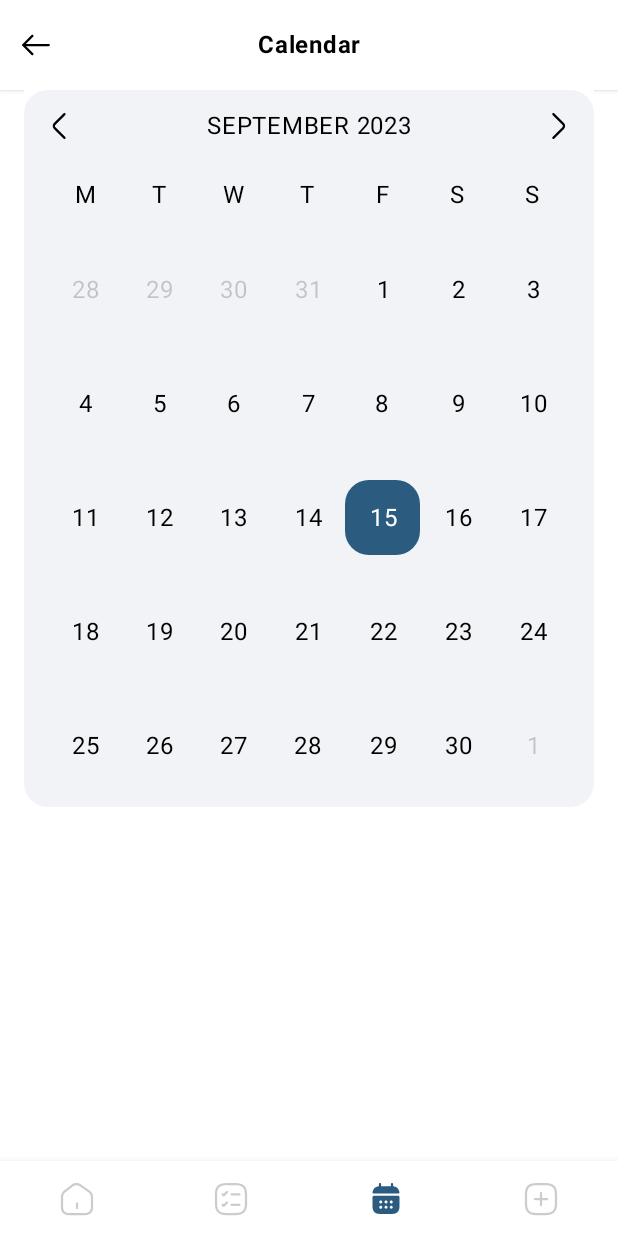
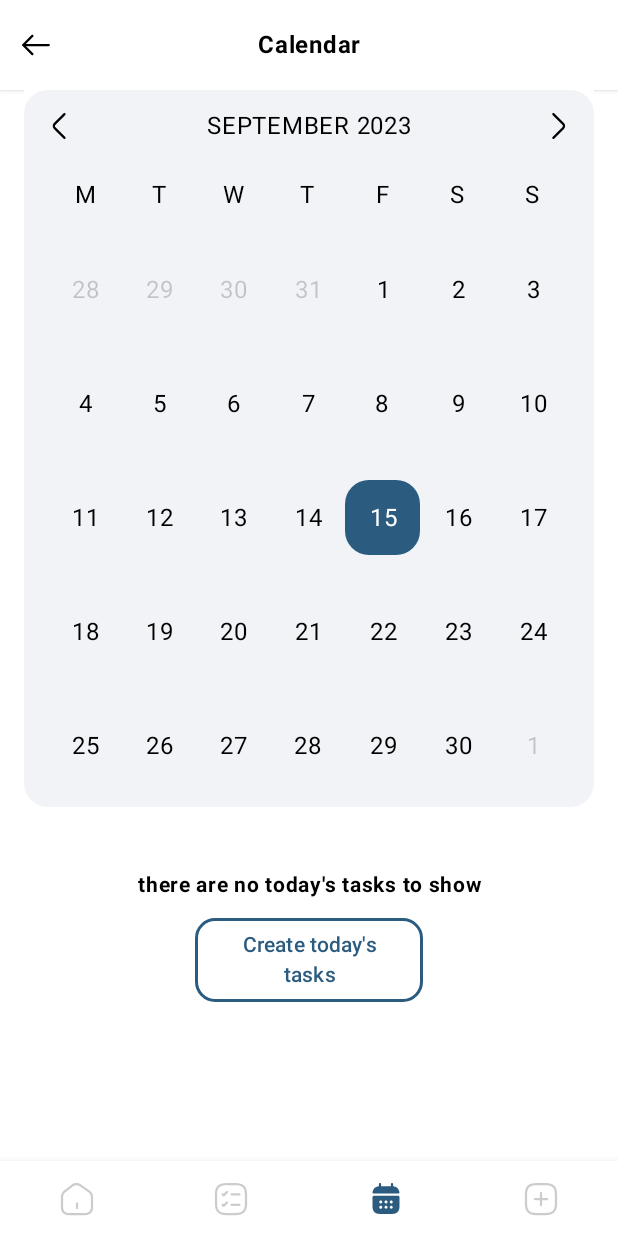
Before and after one commit to AssoulYasser/kotlin-to-do-project, an Android app built with Jetpack Compose: the MainActivity screen opened directly, with no data from a screen before it, item 3 of the bottom bar chosen, on a phone screen of 412 x 824 dp. Run offline under Robolectric (Android 15) with nearby library versions, the phone set to English and light mode, and no system bars; our stand-ins replace window size class; 3 statements that could not run were skipped.

Commit message:
fixing no tasks to show bug

```diff
--- a/app/src/main/java/com/example/roomtodolist/ui/screens/calendar/CalendarScreen.kt
+++ b/app/src/main/java/com/example/roomtodolist/ui/screens/calendar/CalendarScreen.kt
@@ -1,7 +1,6 @@
 package com.example.roomtodolist.ui.screens.calendar
 
 import android.os.Build
-import android.widget.Space
 import androidx.annotation.RequiresApi
 import androidx.compose.foundation.background
 import androidx.compose.foundation.clickable
@@ -11,12 +10,10 @@ import androidx.compose.foundation.layout.Column
 import androidx.compose.foundation.layout.Row
 import androidx.compose.foundation.layout.Spacer
 import androidx.compose.foundation.layout.aspectRatio
-import androidx.compose.foundation.layout.fillMaxHeight
 import androidx.compose.foundation.layout.fillMaxWidth
 import androidx.compose.foundation.layout.height
 import androidx.compose.foundation.layout.padding
 import androidx.compose.foundation.layout.size
-import androidx.compose.foundation.layout.width
 import androidx.compose.foundation.shape.RoundedCornerShape
 import androidx.compose.material3.Icon
 import androidx.compose.material3.IconButton
@@ -28,7 +25,6 @@ import androidx.compose.runtime.remember
 import androidx.compose.ui.Alignment
 import androidx.compose.ui.Modifier
 import androidx.compose.ui.graphics.Color
-import androidx.compose.ui.platform.LocalContext
 import androidx.compose.ui.res.painterResource
 import androidx.compose.ui.text.style.TextAlign
 import androidx.compose.ui.unit.dp
@@ -37,6 +33,7 @@ import com.example.roomtodolist.data.task.TaskTable
 import com.example.roomtodolist.domain.calendar.Days
 import com.example.roomtodolist.ui.components.ActionBar
 import com.example.roomtodolist.ui.components.Container
+import com.example.roomtodolist.ui.components.EmptyElements
 import java.time.Month
 
 @RequiresApi(Build.VERSION_CODES.O)
@@ -61,21 +58,35 @@ fun CalendarScreen(
             setDay = { calendarViewModel.setDay(it) }
         )
         Tasks(
-            tasksPerColor = calendarViewModel.orderTasksByTime()
+            tasksPerColor = calendarViewModel.orderTasksByTime(),
+            isDark = calendarViewModel.isDarkMode(),
+            onCreateTask = { calendarViewModel.navigateToAddTaskScreen() }
         )
     }
 }
 
 @Composable
 private fun Tasks(
-    tasksPerColor: HashMap<TaskTable, Color>
+    tasksPerColor: HashMap<TaskTable, Color>,
+    isDark: Boolean,
+    onCreateTask: () -> Unit
 ) {
-   Column(
+
+    if (tasksPerColor.isEmpty())
+        EmptyElements(elementName = "today's tasks", isDark = isDark,
+            modifier = Modifier
+                .fillMaxWidth()
+                .padding(vertical = 20.dp),
+            showGif = false,
+            onCreateElement = onCreateTask
+        )
+
+    Column(
        modifier = Modifier
            .fillMaxWidth(),
        horizontalAlignment = Alignment.CenterHorizontally,
        verticalArrangement = Arrangement.spacedBy(16.dp)
-   ) {
+    ) {
        tasksPerColor.forEach {
            Row(
                modifier = Modifier
@@ -101,7 +112,7 @@ private fun Tasks(
            }
            Spacer(modifier = Modifier.height(10.dp))
        }
-   }
+    }
 }
 
 @Composable
--- a/app/src/main/java/com/example/roomtodolist/ui/screens/calendar/CalendarViewModel.kt
+++ b/app/src/main/java/com/example/roomtodolist/ui/screens/calendar/CalendarViewModel.kt
@@ -11,6 +11,7 @@ import androidx.lifecycle.ViewModel
 import com.example.roomtodolist.data.task.TaskTable
 import com.example.roomtodolist.domain.calendar.Days
 import com.example.roomtodolist.domain.main_activity.MainViewModel
+import com.example.roomtodolist.ui.navigation.MainRoutes
 import java.time.LocalDate
 import java.time.Month
 
@@ -19,6 +20,10 @@ class CalendarViewModel(private val mainViewModel: MainViewModel) : ViewModel()
 
     var uiState by mutableStateOf(CalendarUiState())
         private set
+
+    fun navigateToAddTaskScreen() {
+        mainViewModel.navigateTo(MainRoutes.ADD_TASK.name)
+    }
 
     fun navigateBack() {
         mainViewModel.navigateBack()
@@ -51,6 +56,8 @@ class CalendarViewModel(private val mainViewModel: MainViewModel) : ViewModel()
     fun setDay(dayOfMonth: Int) {
         uiState = uiState.copy(selectedDay = dayOfMonth)
     }
+
+    fun isDarkMode(): Boolean = mainViewModel.uiState.isDarkTheme
 
     fun getDaysOfTheWeek() = Days.values()
 
```
